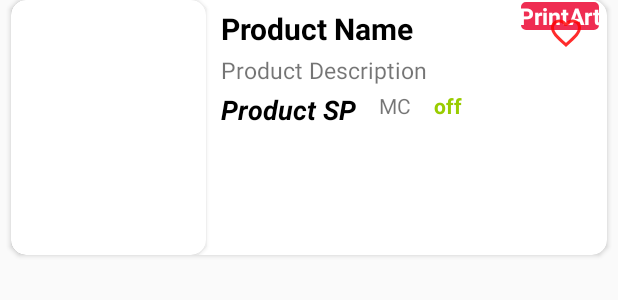
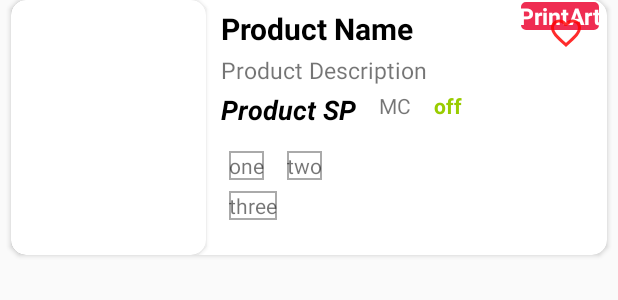
Before and after one commit to KimonnAravind/PrintArtPrinters, an Android app: the layout displayproductactivitydesign.xml on its own in the app's theme, with its tools: preview values and no code run, on a phone screen of 412 x 824 dp. Shown: the top 300 px of the screen. Run offline under Robolectric (Android 15) with nearby library versions, the phone set to English and light mode, and no system bars.

Commit message:
git commit -m "PrintArt"

```diff
--- a/app/src/main/java/com/assigned/printart/DisplayProductActivity.java
+++ b/app/src/main/java/com/assigned/printart/DisplayProductActivity.java
@@ -92,9 +92,11 @@ public class DisplayProductActivity extends AppCompatActivity {
                 holder.PSPrice.setText("₹" + model.getPsp());
                 holder.POPrice.setText("₹" + model.getPpriceO() + " ");
                 holder.Pdes.setText(model.getPdes());
-                holder.Seller.setText(model.getSeller());
+                holder.Seller.setText(" "+model.getSeller()+" ");
                 holder.POPrice.setPaintFlags(holder.POPrice.getPaintFlags() | Paint.STRIKE_THRU_TEXT_FLAG);
-
+                holder.b1.setText(" "+model.getType()+" ");
+                holder.b2.setText(" "+model.getType1()+" ");
+                holder.b3.setText(" "+model.getType2()+" ");
                 int percent =Integer.valueOf(model.getPsp())  * 100 / Integer.valueOf(model.getPpriceO());
                 holder.discount.setText(""+(100-percent)+"%offer");
                 Picasso.get().load(model.getPro()).into(holder.imgv);
--- a/app/src/main/java/com/assigned/printart/Viewer/DisplayProductViewHolder.java
+++ b/app/src/main/java/com/assigned/printart/Viewer/DisplayProductViewHolder.java
@@ -13,7 +13,7 @@ public class DisplayProductViewHolder extends RecyclerView.ViewHolder
     public static ImageView imgv;
     public static ImageView locl_buttons;
     public static TextView Pname, POPrice, PSPrice, Pdes, Seller, number, remove,discount;
-
+    public static TextView b1,b2,b3;
     public DisplayProductViewHolder(@NonNull View itemView) {
         super(itemView);
         imgv=itemView.findViewById(R.id.images);
@@ -25,5 +25,8 @@ public class DisplayProductViewHolder extends RecyclerView.ViewHolder
         Seller=itemView.findViewById(R.id.seller);
         remove = itemView.findViewById(R.id.trash);
         discount = itemView.findViewById(R.id.discount);
+        b1=itemView.findViewById(R.id.b1);
+        b2=itemView.findViewById(R.id.b2);
+        b3=itemView.findViewById(R.id.b3);
     }
 }
--- a/app/src/main/res/drawable/active.xml
+++ b/app/src/main/res/drawable/blankpopups.xml
@@ -1,9 +1,16 @@
 <?xml version="1.0" encoding="utf-8"?>
-<shape xmlns:android="http://schemas.android.com/apk/res/android"
-    android:shape="oval"
-    android:useLevel="true"
-    android:dither="true">
-    <solid android:color="@android:color/holo_red_light" />
-     <size android:height="8dp"
-         android:width="8dp"/>
+<shape xmlns:android="http://schemas.android.com/apk/res/android">
+    <solid
+        android:color="@android:color/transparent"
+
+        ></solid>
+    <stroke android:width="1dp"
+        android:color="@android:color/darker_gray" />
+    <corners
+
+        android:radius="0dp"
+        >
+
+    </corners>
+
 </shape>
--- a/app/src/main/res/layout/displayproductactivitydesign.xml
+++ b/app/src/main/res/layout/displayproductactivitydesign.xml
@@ -104,19 +104,35 @@
             android:id="@+id/b1"
             android:layout_width="wrap_content"
             android:layout_height="wrap_content"
-            />
+            android:layout_below="@+id/productofferPrice"
+            android:layout_marginLeft="15dp"
+            android:layout_marginTop="15dp"
+            android:layout_toRightOf="@id/cview"
+            android:background="@drawable/blankpopups"
+            android:text="one" />
 
         <TextView
             android:id="@+id/b2"
             android:layout_width="wrap_content"
             android:layout_height="wrap_content"
-            />
+            android:layout_below="@+id/productofferPrice"
+            android:layout_marginLeft="15dp"
+            android:layout_marginTop="15dp"
+            android:layout_toRightOf="@id/b1"
+            android:background="@drawable/blankpopups"
+            android:text="two" />
 
         <TextView
             android:id="@+id/b3"
             android:layout_width="wrap_content"
             android:layout_height="wrap_content"
-            />
+            android:layout_below="@+id/b1"
+            android:layout_marginLeft="15dp"
+            android:layout_marginTop="7dp"
+            android:layout_toRightOf="@id/cview"
+            android:background="@drawable/blankpopups"
+            android:text="three" />
+
         <TextView
             android:id="@+id/seller"
             android:layout_width="wrap_content"
```
Also changed, not shown: app/src/main/java/com/assigned/printart/Model/DisplayProducts.java (+11 -5 lines).
